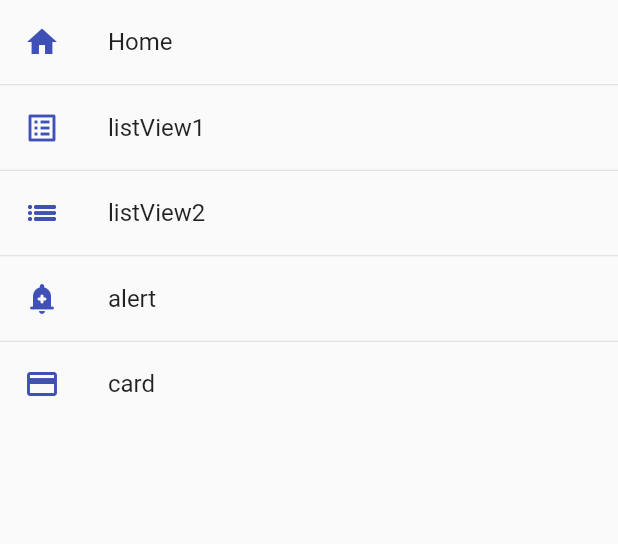
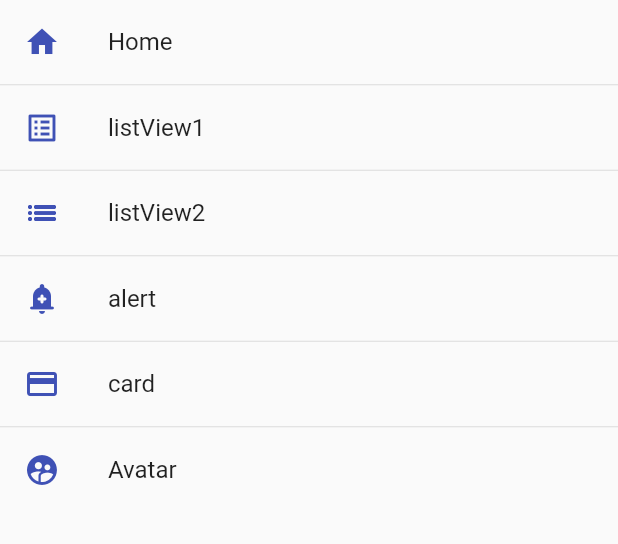
Before and after one commit to cristiandrc/flutter_components, a Flutter app: the screen it shows after launch, on a phone screen of 412 x 824 dp, the part 84-628 px from its top. Run offline on Flutter 3.47's test engine with Material 2 defaults, Android fonts, the phone set to English and light mode, and no system bars.

Commit message:
add circle avatar

```diff
--- a/lib/router/app_routes.dart
+++ b/lib/router/app_routes.dart
@@ -36,6 +36,12 @@ class AppRoutes {
       name: 'card ',
       screen: const CardScreen(),
       icon: Icons.credit_card,
+    ),
+    MenuOptions(
+      route: 'avatar',
+      name: 'Avatar ',
+      screen: const AvatarScreen(),
+      icon: Icons.supervised_user_circle,
     )
   ];
 
--- a/lib/screens/screens.dart
+++ b/lib/screens/screens.dart
@@ -1,3 +1,4 @@
+export 'package:flutter_components/screens/avatar_screen.dart';
 export 'package:flutter_components/screens/alert_screen.dart';
 export 'package:flutter_components/screens/listvew2_screen.dart';
 export 'package:flutter_components/screens/listvew1_screen.dart';
```
Also changed, not shown: lib/screens/avatar_screen.dart (added, +30 -0 lines).
